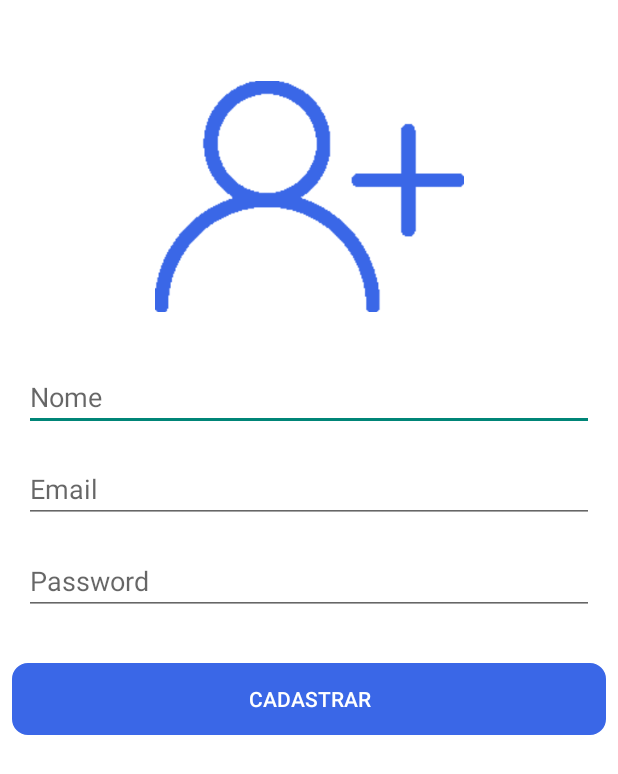
After one commit to jedsonBrito/AvalicaoCiaAereas, an Android app: the CadastroUsuario screen opened directly, with no data from a screen before it, on a phone screen of 412 x 824 dp. The commit adds this screen. Shown: the top 774 px of the screen. Run offline under Robolectric (Android 15) with nearby library versions, the phone set to English and light mode, and no system bars.

Commit message:
Tela cadastrar Usuário!

```diff
--- a/app/src/main/AndroidManifest.xml
+++ b/app/src/main/AndroidManifest.xml
@@ -9,9 +9,7 @@
         android:roundIcon="@mipmap/ic_launcher_round"
         android:supportsRtl="true"
         android:theme="@style/Theme.AppCompat.Light.NoActionBar">
-        <activity android:name=".MainActivity">
-
-        </activity>
+        <activity android:name=".LoginActivity"></activity>
         <activity android:name=".SplashScreen">
             <intent-filter>
                 <action android:name="android.intent.action.MAIN" />
@@ -19,6 +17,7 @@
                 <category android:name="android.intent.category.LAUNCHER" />
             </intent-filter>
         </activity>
+        <activity android:name=".CadastroUsuario"></activity>
     </application>
 
 </manifest>
--- /dev/null
+++ b/app/src/main/java/com/jedsonbrito/avalicaociaaereas/CadastroUsuario.java
@@ -0,0 +1,13 @@
+package com.jedsonbrito.avalicaociaaereas;
+
+import android.support.v7.app.AppCompatActivity;
+import android.os.Bundle;
+
+public class CadastroUsuario extends AppCompatActivity {
+
+    @Override
+    protected void onCreate(Bundle savedInstanceState) {
+        super.onCreate(savedInstanceState);
+        setContentView(R.layout.activity_cadastro_usuario);
+    }
+}
--- a/app/src/main/java/com/jedsonbrito/avalicaociaaereas/MainActivity.java
+++ b/app/src/main/java/com/jedsonbrito/avalicaociaaereas/LoginActivity.java
@@ -1,10 +1,12 @@
 package com.jedsonbrito.avalicaociaaereas;
 
+import android.content.Intent;
 import android.os.Bundle;
 import android.support.v7.app.AppCompatActivity;
+import android.view.View;
 import android.widget.EditText;
 
-public class MainActivity extends AppCompatActivity {
+public class LoginActivity extends AppCompatActivity {
 
     private EditText email;
     private EditText password;
@@ -19,6 +21,12 @@ public class MainActivity extends AppCompatActivity {
 
     }
 
+    public void abrirCadastroUsuario(View view){
+        Intent intent = new Intent(LoginActivity.this, CadastroUsuario.class);
+        startActivity(intent);
+
+    }
+
 
 
 
--- a/app/src/main/java/com/jedsonbrito/avalicaociaaereas/SplashScreen.java
+++ b/app/src/main/java/com/jedsonbrito/avalicaociaaereas/SplashScreen.java
@@ -37,7 +37,7 @@ public class SplashScreen extends AppCompatActivity  implements AnimationListene
     @Override
     public void onAnimationEnd(Animation animation) {
             Intent intent = new Intent(getApplicationContext(),
-                    MainActivity.class);
+                    LoginActivity.class);
             startActivity(intent);
             finish();
     }
--- /dev/null
+++ b/app/src/main/res/layout/activity_cadastro_usuario.xml
@@ -0,0 +1,84 @@
+<?xml version="1.0" encoding="utf-8"?>
+<android.support.constraint.ConstraintLayout xmlns:android="http://schemas.android.com/apk/res/android"
+    xmlns:app="http://schemas.android.com/apk/res-auto"
+    xmlns:tools="http://schemas.android.com/tools"
+    android:layout_width="match_parent"
+    android:layout_height="match_parent"
+    android:background="@color/colorAccent"
+    tools:context=".CadastroUsuario">
+
+    <ImageView
+        android:id="@+id/imageView6"
+        android:layout_width="206dp"
+        android:layout_height="158dp"
+        android:layout_marginEnd="8dp"
+        android:layout_marginStart="8dp"
+        android:layout_marginTop="52dp"
+        android:contentDescription="@string/content_user"
+        app:layout_constraintEnd_toEndOf="parent"
+        app:layout_constraintStart_toStartOf="parent"
+        app:layout_constraintTop_toTopOf="parent"
+        app:srcCompat="@drawable/usuarioazul" />
+
+    <EditText
+        android:id="@+id/edit_cadastro_nome"
+        android:layout_width="0dp"
+        android:layout_height="wrap_content"
+        android:layout_marginEnd="16dp"
+        android:layout_marginStart="16dp"
+        android:layout_marginTop="32dp"
+        android:ems="10"
+        android:hint="@string/hint_name"
+        android:inputType="textPersonName"
+        android:textColor="@color/colorPrimary"
+        app:layout_constraintEnd_toEndOf="parent"
+        app:layout_constraintHorizontal_bias="0.503"
+        app:layout_constraintStart_toStartOf="parent"
+        app:layout_constraintTop_toBottomOf="@+id/imageView6" />
+
+    <EditText
+        android:id="@+id/edit_cadastro_email"
+        android:layout_width="0dp"
+        android:layout_height="wrap_content"
+        android:layout_marginEnd="16dp"
+        android:layout_marginStart="16dp"
+        android:layout_marginTop="16dp"
+        android:ems="10"
+        android:hint="@string/hint_email"
+        android:inputType="textEmailAddress"
+        android:textColor="@color/colorPrimary"
+        app:layout_constraintEnd_toEndOf="parent"
+        app:layout_constraintHorizontal_bias="0.503"
+        app:layout_constraintStart_toStartOf="parent"
+        app:layout_constraintTop_toBottomOf="@+id/edit_cadastro_nome" />
+
+    <EditText
+        android:id="@+id/edit_cadastro_senha"
+        android:layout_width="0dp"
+        android:layout_height="wrap_content"
+        android:layout_marginEnd="16dp"
+        android:layout_marginStart="16dp"
+        android:layout_marginTop="16dp"
+        android:ems="10"
+        android:hint="@string/hint_password"
+        android:inputType="textPassword"
+        android:textColor="@color/colorPrimary"
+        app:layout_constraintEnd_toEndOf="parent"
+        app:layout_constraintHorizontal_bias="0.503"
+        app:layout_constraintStart_toStartOf="parent"
+        app:layout_constraintTop_toBottomOf="@+id/edit_cadastro_email" />
+
+    <Button
+        android:id="@+id/btn_cadastrar"
+        android:layout_width="0dp"
+        android:layout_height="wrap_content"
+        android:layout_marginEnd="8dp"
+        android:layout_marginStart="8dp"
+        android:layout_marginTop="32dp"
+        android:background="@drawable/roundbutton"
+        android:text="@string/btn_sign_up"
+        android:textColor="@color/colorAccent"
+        app:layout_constraintEnd_toEndOf="parent"
+        app:layout_constraintStart_toStartOf="parent"
+        app:layout_constraintTop_toBottomOf="@+id/edit_cadastro_senha" />
+</android.support.constraint.ConstraintLayout>
--- a/app/src/main/res/layout/activity_main.xml
+++ b/app/src/main/res/layout/activity_main.xml
@@ -5,7 +5,7 @@
     android:layout_width="match_parent"
     android:layout_height="match_parent"
     android:background="@android:color/white"
-    tools:context=".MainActivity">
+    tools:context=".LoginActivity">
 
     <android.support.constraint.ConstraintLayout
         android:layout_width="match_parent"
@@ -99,6 +99,7 @@
             android:layout_marginEnd="8dp"
             android:layout_marginStart="8dp"
             android:layout_marginTop="8dp"
+            android:onClick="abrirCadastroUsuario"
             android:text="@string/no_account"
             app:layout_constraintBottom_toBottomOf="parent"
             app:layout_constraintEnd_toEndOf="parent"
--- a/app/src/main/res/values/colors.xml
+++ b/app/src/main/res/values/colors.xml
@@ -1,6 +1,6 @@
 <?xml version="1.0" encoding="utf-8"?>
 <resources>
     <color name="colorPrimary">#3a67e7</color>
-    <color name="colorPrimaryDark">#303F9F</color>
-    <color name="colorAccent">#FFFFFF</color>
+    <color name="colorPrimaryDark">#303f9f</color>
+    <color name="colorAccent">#ffffff</color>
 </resources>
--- a/app/src/main/res/values/strings.xml
+++ b/app/src/main/res/values/strings.xml
@@ -7,10 +7,10 @@
     <string name="content_logo">Logo</string>
     <string name="content_background">Cor de Background pela metade</string>
     <string name="content_password">Imagem Password</string>
-    <string name="hint_name">Full Name</string>
+    <string name="hint_name">Nome</string>
     <string name="hint_email">Email</string>
     <string name="hint_password">Password</string>
-    <string name="btn_sign_up">Sign Up</string>
+    <string name="btn_sign_up">Cadastrar</string>
     <string name="no_account">Não tem conta, cadastre-se</string>
     <string name="err_msg_email">Enter valid email address</string>
     <string name="err_msg_password">Enter the password</string>
```
Also changed, not shown: app/src/main/res/drawable/usuarioazul.png (added).
